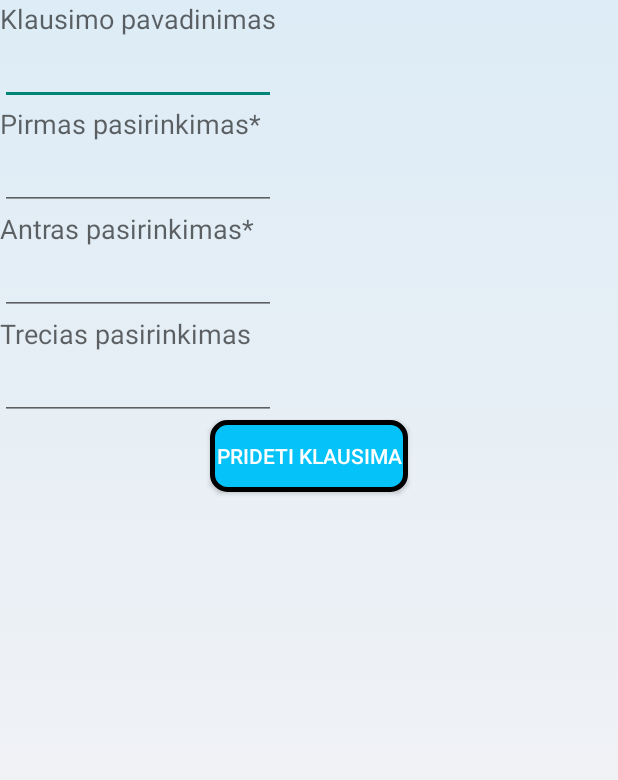
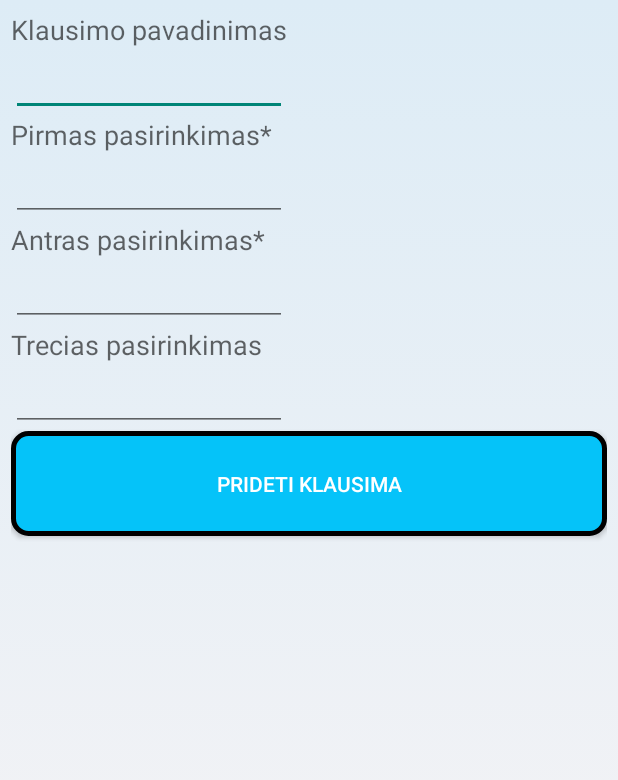
Before and after one commit to violetine/apk_kpa, an Android app: the layout activity_sukurti_klausima.xml on its own in the app's theme, with its tools: preview values and no code run, on a phone screen of 412 x 824 dp. Shown: the top 780 px of the screen. Run offline under Robolectric (Android 15) with nearby library versions, the phone set to English and light mode, and no system bars.

Commit message:
Pakeisti dydziai.

```diff
--- a/app/src/main/res/layout/activity_main.xml
+++ b/app/src/main/res/layout/activity_main.xml
@@ -46,7 +46,7 @@
         <Button
             android:id="@+id/registr"
             android:layout_width="fill_parent"
-            android:layout_height="wrap_content"
+            android:layout_height="70dp"
             android:background="#fff"
             android:textColor="#05c3f9"
             android:text="Registracija"
--- a/app/src/main/res/layout/activity_sukurti_klausima.xml
+++ b/app/src/main/res/layout/activity_sukurti_klausima.xml
@@ -3,7 +3,8 @@
     android:layout_height="fill_parent"
     xmlns:android="http://schemas.android.com/apk/res/android"
     android:background="@drawable/bg_colormix"
-    android:id="@+id/b">
+    android:id="@+id/b"
+    android:padding="7dp">
 
     <TextView
         android:layout_width="wrap_content"
@@ -84,8 +85,8 @@
         android:layout_alignEnd="@+id/txtAntrasPasirinkimas" />
 
     <Button
-        android:layout_width="wrap_content"
-        android:layout_height="wrap_content"
+        android:layout_width="fill_parent"
+        android:layout_height="70dp"
         android:text="Prideti klausima"
         android:background="@drawable/rounded_corner"
         android:textColor="#fff"
--- a/app/src/main/res/layout/loged_in_admin.xml
+++ b/app/src/main/res/layout/loged_in_admin.xml
@@ -30,7 +30,7 @@
         <Button
             android:id = "@+id/kurtiApklausaBtn"
             android:layout_width="fill_parent"
-            android:layout_height="65dp"
+            android:layout_height="70dp"
             android:text = "Sukurti apklausa"
             android:textSize="30dp"
             android:layout_alignParentTop="true"
--- a/app/src/main/res/layout/login.xml
+++ b/app/src/main/res/layout/login.xml
@@ -101,7 +101,7 @@
 
         <Button
             android:layout_width="match_parent"
-            android:layout_height="wrap_content"
+            android:layout_height="70dp"
             android:text="Prisijungti"
             android:id="@+id/loginBtn"
             android:background="@drawable/rounded_corner"
--- a/app/src/main/res/layout/register.xml
+++ b/app/src/main/res/layout/register.xml
@@ -153,7 +153,7 @@
 
     <Button
         android:layout_width="match_parent"
-        android:layout_height="wrap_content"
+        android:layout_height="70dp"
         android:text="Registruotis"
         android:id="@+id/regBtn"
         android:background="@drawable/rounded_corner"
```
